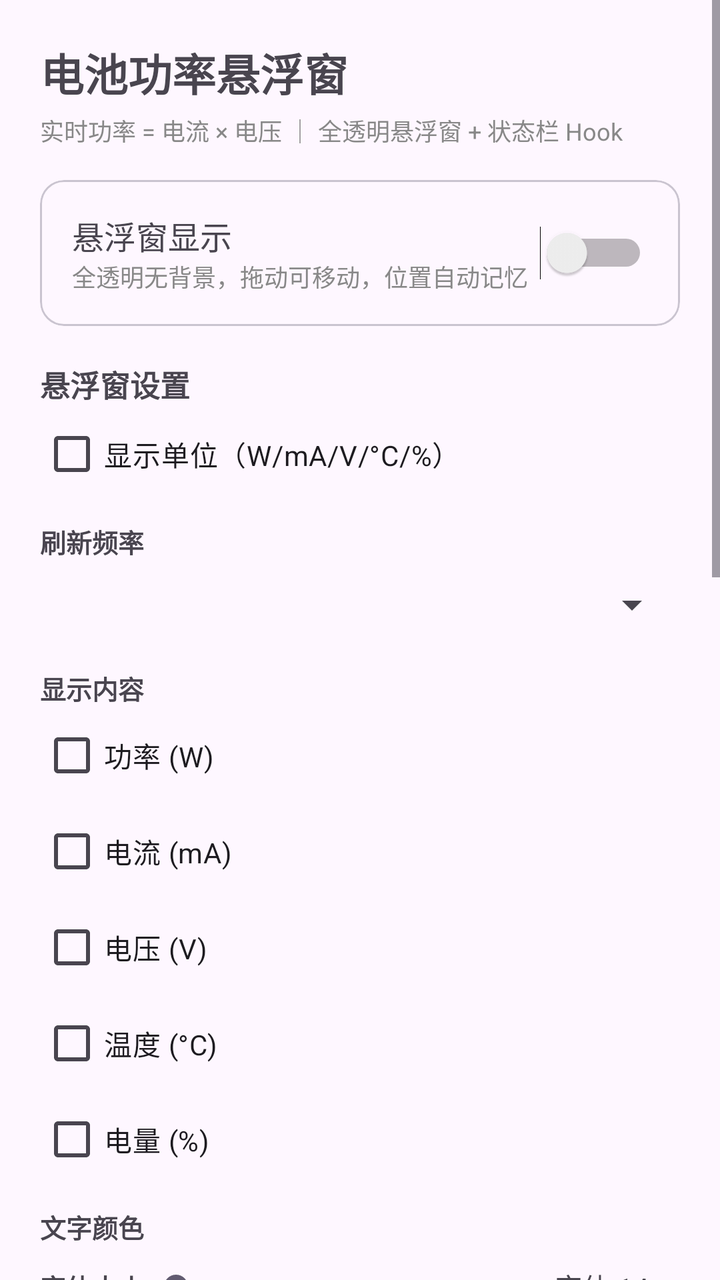
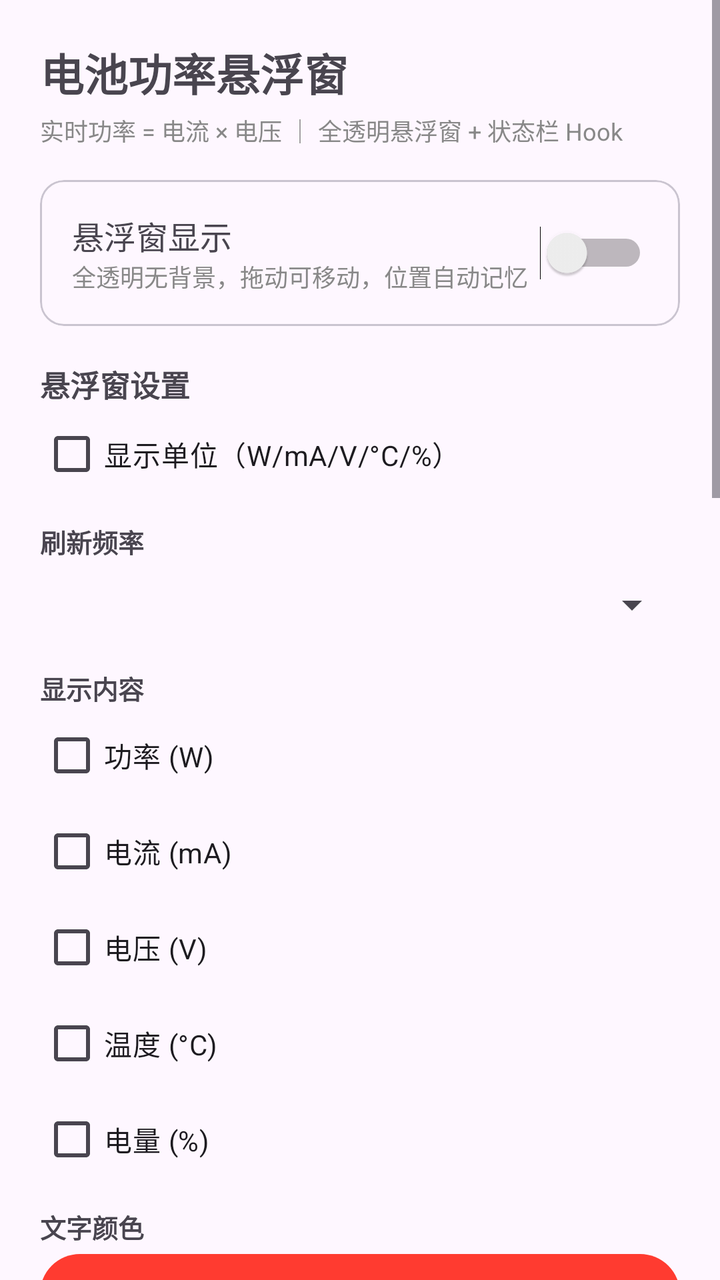

Screens rendered from an Android XML layout before and after an edit, with the pre-edit source and the edit as a unified diff.
<!-- AndroidManifest.xml: application theme Theme.BatteryPower -->
<!-- res/layout/activity_main.xml -->
<?xml version="1.0" encoding="utf-8"?>
<ScrollView xmlns:android="http://schemas.android.com/apk/res/android"
    xmlns:app="http://schemas.android.com/apk/res-auto"
    android:layout_width="match_parent"
    android:layout_height="match_parent"
    android:fillViewport="true">

    <LinearLayout
        android:layout_width="match_parent"
        android:layout_height="wrap_content"
        android:orientation="vertical"
        android:padding="20dp">

        <TextView
            android:layout_width="wrap_content"
            android:layout_height="wrap_content"
            android:text="@string/app_name"
            android:textSize="22sp"
            android:textStyle="bold" />

        <TextView
            android:layout_width="wrap_content"
            android:layout_height="wrap_content"
            android:layout_marginTop="4dp"
            android:text="实时功率 = 电流 × 电压 ｜ 全透明悬浮窗 + 状态栏 Hook"
            android:textSize="12sp"
            android:textColor="#888888" />

        
        <com.google.android.material.card.MaterialCardView
            android:layout_width="match_parent"
            android:layout_height="wrap_content"
            android:layout_marginTop="16dp"
            app:cardCornerRadius="12dp">

            <LinearLayout
                android:layout_width="match_parent"
                android:layout_height="wrap_content"
                android:orientation="horizontal"
                android:gravity="center_vertical"
                android:padding="16dp">

                <LinearLayout
                    android:layout_width="0dp"
                    android:layout_height="wrap_content"
                    android:layout_weight="1"
                    android:orientation="vertical">
                    <TextView
                        android:layout_width="wrap_content"
                        android:layout_height="wrap_content"
                        android:text="@string/overlay_switch"
                        android:textSize="16sp" />
                    <TextView
                        android:layout_width="wrap_content"
                        android:layout_height="wrap_content"
                        android:text="全透明无背景，拖动可移动，位置自动记忆"
                        android:textSize="12sp"
                        android:textColor="#888888" />
                </LinearLayout>

                <Switch
                    android:id="@+id/sw_overlay"
                    android:layout_width="wrap_content"
                    android:layout_height="wrap_content" />
            </LinearLayout>
        </com.google.android.material.card.MaterialCardView>

        
        <TextView
            android:layout_width="wrap_content"
            android:layout_height="wrap_content"
            android:layout_marginTop="18dp"
            android:text="悬浮窗设置"
            android:textSize="15sp"
            android:textStyle="bold" />

        <CheckBox
            android:id="@+id/cb_show_unit"
            android:layout_width="match_parent"
            android:layout_height="wrap_content"
            android:text="显示单位（W/mA/V/°C/%）" />

        <TextView
            android:layout_width="wrap_content"
            android:layout_height="wrap_content"
            android:layout_marginTop="10dp"
            android:text="@string/refresh_label"
            android:textSize="13sp"
            android:textStyle="bold" />
        <Spinner
            android:id="@+id/spinner_refresh"
            android:layout_width="match_parent"
            android:layout_height="44dp" />

        <TextView
            android:layout_width="wrap_content"
            android:layout_height="wrap_content"
            android:layout_marginTop="10dp"
            android:text="@string/show_label"
            android:textSize="13sp"
            android:textStyle="bold" />
        <CheckBox android:id="@+id/cb_power" android:layout_width="match_parent"
            android:layout_height="wrap_content" android:text="@string/show_power" />
        <CheckBox android:id="@+id/cb_current" android:layout_width="match_parent"
            android:layout_height="wrap_content" android:text="@string/show_current" />
        <CheckBox android:id="@+id/cb_voltage" android:layout_width="match_parent"
            android:layout_height="wrap_content" android:text="@string/show_voltage" />
        <CheckBox android:id="@+id/cb_temp" android:layout_width="match_parent"
            android:layout_height="wrap_content" android:text="@string/show_temp" />
        <CheckBox android:id="@+id/cb_level" android:layout_width="match_parent"
            android:layout_height="wrap_content" android:text="@string/show_level" />

        <TextView
            android:layout_width="wrap_content"
            android:layout_height="wrap_content"
            android:layout_marginTop="10dp"
            android:text="文字颜色"
            android:textSize="13sp"
            android:textStyle="bold" />
        <LinearLayout
            android:id="@+id/color_row"
            android:layout_width="match_parent"
            android:layout_height="wrap_content"
            android:orientation="horizontal" />

        <LinearLayout
            android:layout_width="match_parent"
            android:layout_height="wrap_content"
            android:layout_marginTop="10dp"
            android:orientation="horizontal"
            android:gravity="center_vertical">
            <TextView
                android:layout_width="wrap_content"
                android:layout_height="wrap_content"
                android:text="@string/text_size_label"
                android:textSize="13sp"
                android:textStyle="bold" />
            <SeekBar
                android:id="@+id/seek_text_size"
                android:layout_width="0dp"
                android:layout_height="wrap_content"
                android:layout_weight="1"
                android:max="10" />
            <TextView
                android:id="@+id/tv_text_size"
                android:layout_width="wrap_content"
                android:layout_height="wrap_content"
                android:text="字体 14sp" />
        </LinearLayout>

        
        <TextView
            android:layout_width="wrap_content"
            android:layout_height="wrap_content"
            android:layout_marginTop="22dp"
            android:text="状态栏 Hook 设置（LSPosed）"
            android:textSize="15sp"
            android:textStyle="bold" />

        <LinearLayout
            android:layout_width="match_parent"
            android:layout_height="wrap_content"
            android:orientation="horizontal"
            android:gravity="center_vertical">
            <TextView
                android:layout_width="0dp"
                android:layout_height="wrap_content"
                android:layout_weight="1"
                android:text="状态栏显示"
                android:textSize="15sp" />
            <Switch
                android:id="@+id/sw_hook_enabled"
                android:layout_width="wrap_content"
                android:layout_height="wrap_content" />
        </LinearLayout>

        <TextView
            android:layout_width="wrap_content"
            android:layout_height="wrap_content"
            android:layout_marginTop="10dp"
            android:text="显示位置"
            android:textSize="13sp"
            android:textStyle="bold" />
        <RadioGroup
            android:id="@+id/radio_hook_side"
            android:layout_width="match_parent"
            android:layout_height="wrap_content"
            android:orientation="horizontal">
            <RadioButton
                android:id="@+id/rb_hook_right"
                android:layout_width="wrap_content"
                android:layout_height="wrap_content"
                android:text="时钟右侧" />
            <RadioButton
                android:id="@+id/rb_hook_left"
                android:layout_width="wrap_content"
                android:layout_height="wrap_content"
                android:layout_marginStart="16dp"
                android:text="时钟左侧" />
        </RadioGroup>

        <CheckBox
            android:id="@+id/cb_hook_avoid"
            android:layout_width="match_parent"
            android:layout_height="wrap_content"
            android:text="智能避让（自动避开右侧图标）" />

        <LinearLayout
            android:layout_width="match_parent"
            android:layout_height="wrap_content"
            android:orientation="horizontal"
            android:gravity="center_vertical">
            <TextView
                android:layout_width="wrap_content"
                android:layout_height="wrap_content"
                android:text="水平偏移"
                android:textSize="13sp" />
            <SeekBar
                android:id="@+id/seek_hook_offset_x"
                android:layout_width="0dp"
                android:layout_height="wrap_content"
                android:layout_weight="1"
                android:max="4000" />
            <TextView
                android:id="@+id/tv_hook_offset_x"
                android:layout_width="48dp"
                android:layout_height="wrap_content"
                android:text="0px"
                android:gravity="end" />
        </LinearLayout>

        <LinearLayout
            android:layout_width="match_parent"
            android:layout_height="wrap_content"
            android:orientation="horizontal"
            android:gravity="center_vertical">
            <TextView
                android:layout_width="wrap_content"
                android:layout_height="wrap_content"
                android:text="垂直偏移"
                android:textSize="13sp" />
            <SeekBar
                android:id="@+id/seek_hook_offset_y"
                android:layout_width="0dp"
                android:layout_height="wrap_content"
                android:layout_weight="1"
                android:max="2000" />
            <TextView
                android:id="@+id/tv_hook_offset_y"
                android:layout_width="48dp"
                android:layout_height="wrap_content"
                android:text="0px"
                android:gravity="end" />
        </LinearLayout>

        <TextView
            android:layout_width="wrap_content"
            android:layout_height="wrap_content"
            android:layout_marginTop="10dp"
            android:text="显示内容"
            android:textSize="13sp"
            android:textStyle="bold" />
        <CheckBox android:id="@+id/cb_hook_power" android:layout_width="match_parent"
            android:layout_height="wrap_content" android:text="功率 (W)" />
        <CheckBox android:id="@+id/cb_hook_current" android:layout_width="match_parent"
            android:layout_height="wrap_content" android:text="电流 (mA)" />
        <CheckBox android:id="@+id/cb_hook_voltage" android:layout_width="match_parent"
            android:layout_height="wrap_content" android:text="电压 (V)" />
        <CheckBox android:id="@+id/cb_hook_temp" android:layout_width="match_parent"
            android:layout_height="wrap_content" android:text="温度 (°C)" />
        <CheckBox android:id="@+id/cb_hook_level" android:layout_width="match_parent"
            android:layout_height="wrap_content" android:text="电量 (%)" />

        <TextView
            android:layout_width="wrap_content"
            android:layout_height="wrap_content"
            android:layout_marginTop="10dp"
            android:text="文字颜色"
            android:textSize="13sp"
            android:textStyle="bold" />
        <LinearLayout
            android:id="@+id/color_row_hook"
            android:layout_width="match_parent"
            android:layout_height="wrap_content"
            android:orientation="horizontal" />

        <LinearLayout
            android:layout_width="match_parent"
            android:layout_height="wrap_content"
            android:layout_marginTop="10dp"
            android:orientation="horizontal"
            android:gravity="center_vertical">
            <TextView
                android:layout_width="wrap_content"
                android:layout_height="wrap_content"
                android:text="字号"
                android:textSize="13sp"
                android:textStyle="bold" />
            <SeekBar
                android:id="@+id/seek_hook_text_size"
                android:layout_width="0dp"
                android:layout_height="wrap_content"
                android:layout_weight="1"
                android:max="10" />
            <TextView
                android:id="@+id/tv_hook_text_size"
                android:layout_width="wrap_content"
                android:layout_height="wrap_content"
                android:text="字号 11sp" />
        </LinearLayout>

        <TextView
            android:id="@+id/tv_hook_hint"
            android:layout_width="match_parent"
            android:layout_height="wrap_content"
            android:layout_marginTop="14dp"
            android:textSize="12sp"
            android:textColor="#666666" />

        <Button
            android:id="@+id/btn_restart_sui"
            android:layout_width="match_parent"
            android:layout_height="wrap_content"
            android:layout_marginTop="12dp"
            android:text="重启 SystemUI（加载/重载 Hook）" />

        <Button
            android:id="@+id/btn_diagnostic"
            android:layout_width="match_parent"
            android:layout_height="wrap_content"
            android:layout_marginTop="12dp"
            android:layout_marginBottom="30dp"
            android:text="数据诊断（电池节点探测）" />

    </LinearLayout>
</ScrollView>
<!-- resources referenced by this layout -->
<resources>
  <string name="app_name">电池功率悬浮窗</string>
  <string name="overlay_switch">悬浮窗显示</string>
  <string name="refresh_label">刷新频率</string>
  <string name="show_current">电流 (mA)</string>
  <string name="show_label">显示内容</string>
  <string name="show_level">电量 (%)</string>
  <string name="show_power">功率 (W)</string>
  <string name="show_temp">温度 (°C)</string>
  <string name="show_voltage">电压 (V)</string>
  <string name="text_size_label">字体大小</string>
  <style name="Theme.BatteryPower" parent="Theme.Material3.DayNight.NoActionBar">
          <item name="colorPrimary">@color/primary</item>
          <item name="android:statusBarColor">@android:color/transparent</item>
      </style>
  <color name="primary">#FF3B30</color>
</resources>

<!-- the commit's change to res/layout/activity_main.xml (unified diff, before → after) -->
@@ -122,6 +122,11 @@
             android:layout_width="match_parent"
             android:layout_height="wrap_content"
             android:orientation="horizontal" />
+        <Button
+            android:id="@+id/btn_color_custom"
+            android:layout_width="match_parent"
+            android:layout_height="wrap_content"
+            android:text="自定义颜色（调色板）" />
 
         <LinearLayout
             android:layout_width="match_parent"
@@ -178,6 +183,18 @@
             android:layout_width="wrap_content"
             android:layout_height="wrap_content"
             android:layout_marginTop="10dp"
+            android:text="状态栏刷新频率"
+            android:textSize="13sp"
+            android:textStyle="bold" />
+        <Spinner
+            android:id="@+id/spinner_hook_refresh"
+            android:layout_width="match_parent"
+            android:layout_height="44dp" />
+
+        <TextView
+            android:layout_width="wrap_content"
+            android:layout_height="wrap_content"
+            android:layout_marginTop="10dp"
             android:text="显示位置"
             android:textSize="13sp"
             android:textStyle="bold" />
@@ -215,6 +232,12 @@
                 android:layout_height="wrap_content"
                 android:text="水平偏移"
                 android:textSize="13sp" />
+            <Button
+                android:id="@+id/btn_hook_ox_minus"
+                android:layout_width="48dp"
+                android:layout_height="wrap_content"
+                android:text="-"
+                android:textSize="16sp" />
             <SeekBar
                 android:id="@+id/seek_hook_offset_x"
                 android:layout_width="0dp"
@@ -227,6 +250,12 @@
                 android:layout_height="wrap_content"
                 android:text="0px"
                 android:gravity="end" />
+            <Button
+                android:id="@+id/btn_hook_ox_plus"
+                android:layout_width="48dp"
+                android:layout_height="wrap_content"
+                android:text="+"
+                android:textSize="16sp" />
         </LinearLayout>
 
         <LinearLayout
@@ -239,6 +268,12 @@
                 android:layout_height="wrap_content"
                 android:text="垂直偏移"
                 android:textSize="13sp" />
+            <Button
+                android:id="@+id/btn_hook_oy_minus"
+                android:layout_width="48dp"
+                android:layout_height="wrap_content"
+                android:text="-"
+                android:textSize="16sp" />
             <SeekBar
                 android:id="@+id/seek_hook_offset_y"
                 android:layout_width="0dp"
@@ -251,6 +286,12 @@
                 android:layout_height="wrap_content"
                 android:text="0px"
                 android:gravity="end" />
+            <Button
+                android:id="@+id/btn_hook_oy_plus"
+                android:layout_width="48dp"
+                android:layout_height="wrap_content"
+                android:text="+"
+                android:textSize="16sp" />
         </LinearLayout>
 
         <TextView
@@ -283,6 +324,11 @@
             android:layout_width="match_parent"
             android:layout_height="wrap_content"
             android:orientation="horizontal" />
+        <Button
+            android:id="@+id/btn_color_custom_hook"
+            android:layout_width="match_parent"
+            android:layout_height="wrap_content"
+            android:text="自定义颜色（调色板）" />
 
         <LinearLayout
             android:layout_width="match_parent"
